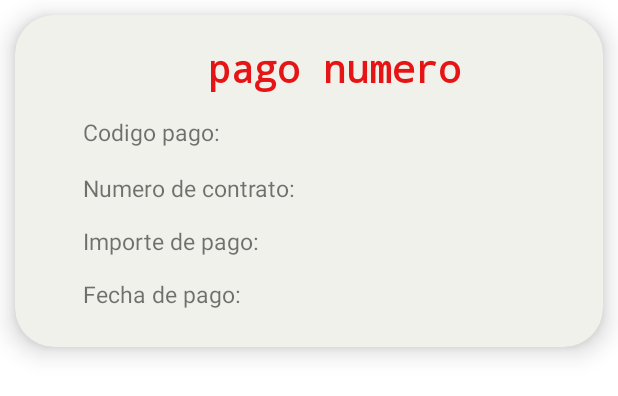
After one commit to gfsanluis78/FariasTpIntegrador, an Android app: the layout fragment_pago_fila.xml on its own in the app's theme, with its tools: preview values and no code run, on a phone screen of 412 x 824 dp. The commit adds this screen. Shown: the top 396 px of the screen. Run offline under Robolectric (Android 15) with nearby library versions, the phone set to English and light mode, and no system bars.

Commit message:
Queda funcinal el boton pagos y el adapter de los pagos. Resta ver # modificar disponibilidad de inmueble. # themes y colores

```diff
--- a/app/src/main/java/com/farias/fariastpintegrador/MainActivity.java
+++ b/app/src/main/java/com/farias/fariastpintegrador/MainActivity.java
@@ -5,15 +5,12 @@ import android.view.View;
 import android.view.Menu;
 import android.widget.ImageView;
 import android.widget.TextView;
-import android.widget.Toast;
 
 import com.farias.fariastpintegrador.modelo.Propietario;
-import com.farias.fariastpintegrador.request.ApiClient;
 import com.farias.fariastpintegrador.ui.perfil.PerfilViewModel;
 import com.google.android.material.snackbar.Snackbar;
 import com.google.android.material.navigation.NavigationView;
 
-import androidx.lifecycle.Observer;
 import androidx.lifecycle.ViewModelProvider;
 import androidx.navigation.NavController;
 import androidx.navigation.Navigation;
--- a/app/src/main/java/com/farias/fariastpintegrador/ui/logout/LogoutFragment.java
+++ b/app/src/main/java/com/farias/fariastpintegrador/ui/logout/LogoutFragment.java
@@ -49,11 +49,8 @@ public class LogoutFragment extends Fragment {
             @Override
             public void onClick(View view) {
                 AlertDialog.Builder builder = new AlertDialog.Builder(view.getContext());
-
                 builder.setTitle("Log out");
-
                 builder.setMessage("Seguro desea desloguarse");
-
                 builder.setPositiveButton("Si", new DialogInterface.OnClickListener() {
                     @Override
                     public void onClick(DialogInterface dialogInterface, int i) {
--- /dev/null
+++ b/app/src/main/res/layout/fragment_pago_fila.xml
@@ -0,0 +1,168 @@
+<?xml version="1.0" encoding="utf-8"?>
+<androidx.cardview.widget.CardView xmlns:android="http://schemas.android.com/apk/res/android"
+    xmlns:tools="http://schemas.android.com/tools"
+    android:layout_width="match_parent"
+    android:layout_height="wrap_content"
+    xmlns:app="http://schemas.android.com/apk/res-auto"
+    app:cardBackgroundColor="#F1F1EC"
+    app:contentPadding="10dp"
+    app:cardElevation="10dp"
+    android:layout_margin="10dp"
+    android:id="@+id/CV_Pagos"
+    app:cardCornerRadius="26dp"
+    >
+
+    <androidx.constraintlayout.widget.ConstraintLayout
+        android:layout_width="match_parent"
+        android:layout_height="wrap_content"
+        android:orientation="vertical"
+        android:paddingBottom="15dp">
+
+        <TableLayout
+            android:layout_width="match_parent"
+            android:layout_height="wrap_content"
+            app:layout_constraintEnd_toEndOf="parent"
+            app:layout_constraintStart_toStartOf="parent"
+            app:layout_constraintTop_toTopOf="parent"
+            android:layout_marginLeft="25dp">
+
+            <TableRow>
+
+                <TextView
+                    android:id="@+id/TV_numero_pago"
+                    android:layout_width="match_parent"
+                    android:layout_height="wrap_content"
+                    android:layout_marginTop="8dp"
+                    android:layout_span="2"
+                    android:fontFamily="monospace"
+                    android:text="pago numero"
+                    android:textAlignment="center"
+                    android:textAppearance="@style/TextAppearance.AppCompat.Body1"
+                    android:textColor="#E61515"
+                    android:textSize="25sp"
+                    android:textStyle="bold"
+                    app:layout_constraintEnd_toEndOf="parent"
+                    app:layout_constraintHorizontal_bias="0.42"
+                    app:layout_constraintStart_toStartOf="parent" />
+
+            </TableRow>
+
+            <TableRow>
+
+                <TextView
+                    android:id="@+id/TV_label_codigo_pago"
+                    android:layout_marginLeft="10dp"
+                    android:layout_marginTop="10dp"
+                    android:layout_width="180dp"
+                    android:text="Codigo pago:"
+                    android:textSize="15sp"
+                    tools:layout_editor_absoluteX="8dp">
+
+                </TextView>
+
+                <TextView
+                    android:id="@+id/TV_codigo_pago"
+                    android:layout_width="match_parent"
+                    android:layout_height="wrap_content"
+                    android:layout_marginTop="10dp"
+                    android:fontFamily="monospace"
+                    android:textSize="20sp"
+                    android:textStyle="bold"
+                    app:layout_constraintBottom_toBottomOf="parent"
+                    app:layout_constraintEnd_toEndOf="parent"
+                    app:layout_constraintHorizontal_bias="0.481"
+                    app:layout_constraintStart_toStartOf="parent"
+                    app:layout_constraintTop_toTopOf="parent"
+                    app:layout_constraintVertical_bias="0.093" />
+
+            </TableRow>
+
+            <TableRow>
+
+                <TextView
+                    android:id="@+id/TV_label_codigo_contrato"
+                    android:layout_marginLeft="10dp"
+                    android:layout_marginTop="10dp"
+                    android:text="Numero de contrato:"
+                    android:textSize="15sp"
+                    tools:layout_editor_absoluteX="8dp">
+
+                </TextView>
+
+                <TextView
+                    android:id="@+id/TV_codigo_contrato"
+                    android:layout_width="165dp"
+                    android:layout_height="25dp"
+                    android:layout_marginTop="10dp"
+                    android:fontFamily="monospace"
+                    android:textSize="20sp"
+                    android:textStyle="bold"
+                    app:layout_constraintEnd_toEndOf="parent"
+                    app:layout_constraintHorizontal_bias="0.512"
+                    app:layout_constraintStart_toStartOf="parent"
+                    app:layout_constraintTop_toBottomOf="@+id/TV_numero_pago" />
+
+            </TableRow>
+
+            <TableRow>
+
+                <TextView
+                    android:id="@+id/TV_label_importe_pago"
+                    android:layout_marginLeft="10dp"
+                    android:layout_marginTop="10dp"
+                    android:text="Importe de pago:"
+                    android:textSize="15sp"
+                    tools:layout_editor_absoluteX="8dp">
+
+                </TextView>
+
+                <TextView
+                    android:id="@+id/TV_importe_pago"
+                    android:layout_width="165dp"
+                    android:layout_height="25dp"
+                    android:layout_marginTop="10dp"
+                    android:fontFamily="monospace"
+                    android:textSize="20sp"
+                    android:textStyle="bold"
+                    app:layout_constraintEnd_toEndOf="parent"
+                    app:layout_constraintHorizontal_bias="0.512"
+                    app:layout_constraintStart_toStartOf="parent"
+                    app:layout_constraintTop_toBottomOf="@+id/TV_fecha_pago" />
+
+            </TableRow>
+
+            <TableRow>
+
+                <TextView
+                    android:id="@+id/TV_label_fecha_pago"
+                    android:layout_marginLeft="10dp"
+                    android:layout_marginTop="10dp"
+                    android:text="Fecha de pago:"
+                    android:textSize="15sp"
+                    tools:layout_editor_absoluteX="8dp">
+
+                </TextView>
+
+                <TextView
+                    android:id="@+id/TV_fecha_pago"
+                    android:layout_width="165dp"
+                    android:layout_height="25dp"
+                    android:layout_marginTop="10dp"
+                    android:fontFamily="monospace"
+                    android:textSize="20sp"
+                    android:textStyle="bold"
+                    app:layout_constraintEnd_toEndOf="parent"
+                    app:layout_constraintHorizontal_bias="0.502"
+                    app:layout_constraintStart_toStartOf="parent"
+                    app:layout_constraintTop_toBottomOf="@+id/TV_codigo_contrato" />
+
+            </TableRow>
+
+
+        </TableLayout>
+
+
+
+
+    </androidx.constraintlayout.widget.ConstraintLayout>
+</androidx.cardview.widget.CardView>
```
Also changed, not shown: app/src/main/java/com/farias/fariastpintegrador/ui/contrato/ContratoDetalleFragment.java (+15 -0 lines), app/src/main/java/com/farias/fariastpintegrador/ui/pago/PagoFragment.java (added, +54 -0 lines), app/src/main/java/com/farias/fariastpintegrador/ui/pago/PagoViewModel.java (added, +31 -0 lines), app/src/main/java/com/farias/fariastpintegrador/ui/pago/adapter/RecyclerAdapterPagos.java (added, +115 -0 lines), app/src/main/java/com/farias/fariastpintegrador/ui/perfil/PerfilFragment.java (+22 -3 lines), app/src/main/res/layout/fragment_pago.xml (added, +15 -0 lines), app/src/main/res/navigation/mobile_navigation.xml (+14 -1 lines).
